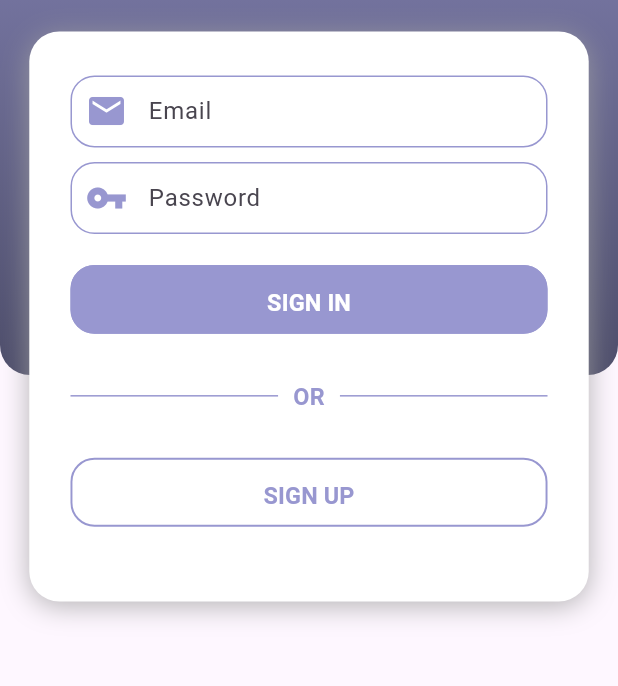
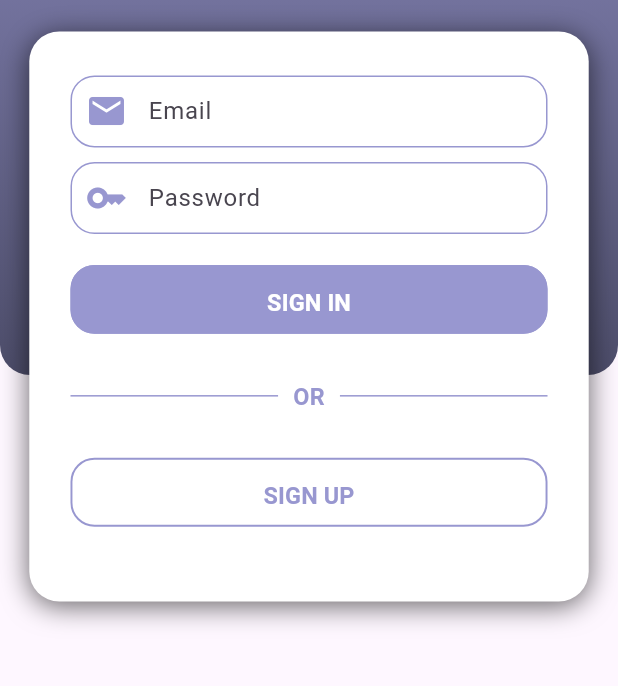
Before and after one commit to s4r4h4mdy0x01/sakany, a Flutter app: the screen it shows after launch, after a tap on "SIGN IN", on a phone screen of 412 x 824 dp, the part 375-1061 px from its top. Run offline on Flutter 3.47's test engine with Material 3 defaults, Android fonts, the phone set to English and light mode, and no system bars; our stand-ins replace flutter_screenutil.

Commit message:
Refactor ui Sign In Screen

```diff
--- a/lib/core/router/app_router.dart
+++ b/lib/core/router/app_router.dart
@@ -3,7 +3,7 @@ import 'package:sakany/core/router/routes.dart';
 import 'package:sakany/features/sign_in/ui/screens/sign_in_screen.dart';
 import 'package:sakany/features/sign_up/ui/screens/sign_up_screen.dart';
 
-import '../../features/onboarding/onboardingScreen.dart';
+import '../../features/onboarding/onboarding_screen.dart';
 
 class AppRouter {
   static Route<dynamic> onGenerate(RouteSettings routeSettings) {
--- a/lib/features/onboarding/onboardingScreen.dart
+++ b/lib/features/onboarding/onboarding_screen.dart
@@ -1,12 +1,8 @@
 import 'package:flutter/material.dart';
 import 'package:flutter_screenutil/flutter_screenutil.dart';
 import 'package:sakany/core/const/string_maneger.dart';
-import 'package:sakany/core/widgets/or_divider.dart';
 import 'package:sakany/features/onboarding/widgets/card_sign_in_or_sign_up.dart';
-
 import '../../core/theming/styles.dart';
-import '../../core/widgets/app_text_button.dart';
-import '../../core/widgets/app_text_form_field.dart';
 import '../../core/widgets/container_background.dart';
 
 class OnboardingScreen extends StatelessWidget {
--- a/lib/features/sign_in/ui/widgets/card_sign_in.dart
+++ b/lib/features/sign_in/ui/widgets/card_sign_in.dart
@@ -1,13 +1,10 @@
 import 'package:flutter/material.dart';
 import 'package:flutter_screenutil/flutter_screenutil.dart';
 import 'package:sakany/core/const/string_maneger.dart';
-import 'package:sakany/core/helper/extensions.dart';
 import 'package:sakany/core/helper/spacing.dart';
 import 'package:sakany/core/theming/colors.dart';
 import 'package:sakany/core/widgets/app_text_form_field.dart';
-import 'package:sakany/features/onboarding/widgets/welcome_column_text.dart';
-
-import '../../../../core/router/routes.dart';
+import 'package:sakany/features/sign_in/ui/widgets/email_and_password.dart';
 import '../../../../core/theming/styles.dart';
 import '../../../../core/widgets/app_text_button.dart';
 import '../../../../core/widgets/or_divider.dart';
@@ -24,8 +21,8 @@ class CardSignIn extends StatelessWidget {
           color: Colors.white,
           boxShadow: [
             BoxShadow(
-              color: ColorManager.grey.withOpacity(
-                0.8,
+              color: ColorManager.black.withOpacity(
+                0.6,
               ),
               blurRadius: 15,
               offset: const Offset(0, 3),
@@ -33,25 +30,7 @@ class CardSignIn extends StatelessWidget {
           ]),
       child: Column(
         children: [
-          AppTextFormField(
-            hintText: 'Email',
-            hintStyle:  TextStyManager.font16GreyMedium,
-            prefixIcon: const  Icon(
-              Icons.email,
-              color: ColorManager.primary,
-              size:  28,
-            ),
-          ),
-          verticalSpace(10),
-         AppTextFormField(
-            hintText: 'Password',
-              hintStyle:  TextStyManager.font16GreyMedium,
-            prefixIcon:  const Icon(
-              Icons.vpn_key,
-              color: ColorManager.primary,
-              size: 28,
-            ),
-          ),
+       const   EmailAndPassword(),
           verticalSpace(20),
           AppTextButton(
             buttonText: StringManeger.signIn,
--- /dev/null
+++ b/lib/features/sign_in/ui/widgets/email_and_password.dart
@@ -0,0 +1,36 @@
+import 'package:flutter/material.dart';
+
+import '../../../../core/helper/spacing.dart';
+import '../../../../core/theming/colors.dart';
+import '../../../../core/theming/styles.dart';
+import '../../../../core/widgets/app_text_form_field.dart';
+
+class EmailAndPassword extends StatelessWidget {
+  const EmailAndPassword({super.key});
+
+  @override
+  Widget build(BuildContext context) {
+    return Column(children: [
+         AppTextFormField(
+            hintText: 'Email',
+            hintStyle:  TextStyManager.font16GreyMedium,
+            prefixIcon: const  Icon(
+              Icons.email,
+              color: ColorManager.primary,
+              size:  28,
+            ),
+          ),
+          verticalSpace(10),
+         AppTextFormField(
+            hintText: 'Password',
+              hintStyle:  TextStyManager.font16GreyMedium,
+            prefixIcon:  const Icon(
+              Icons.key_outlined,
+              color: ColorManager.primary,
+              size: 28,
+
+            ),
+          ),
+    ],);
+  }
+}
```
